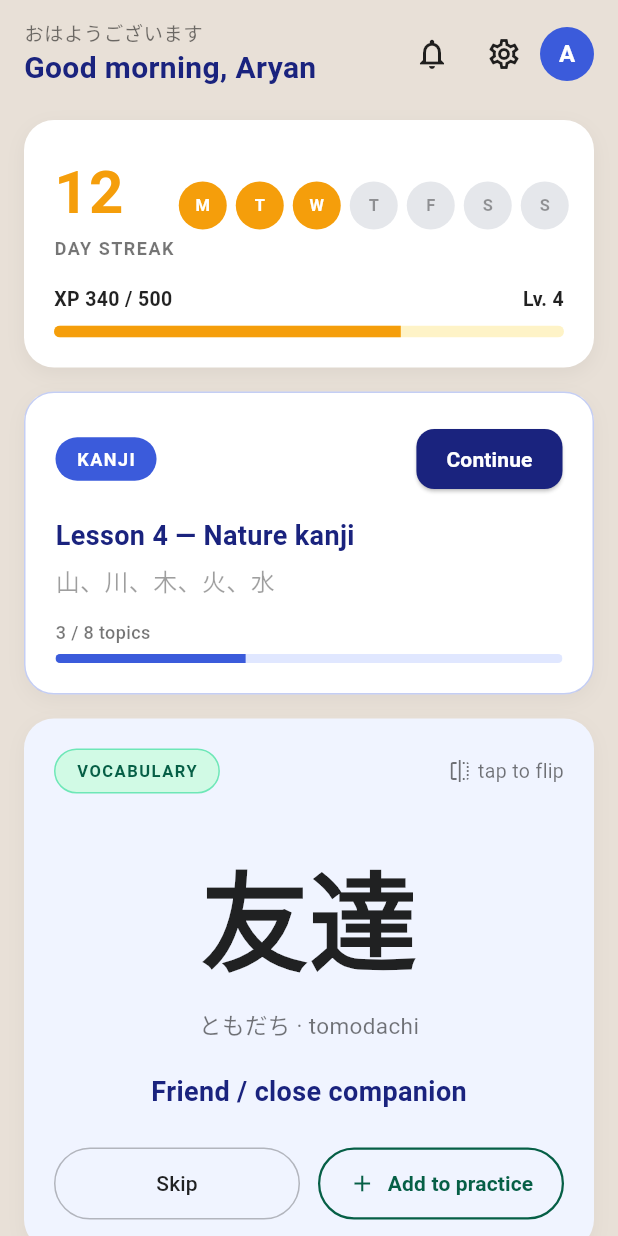
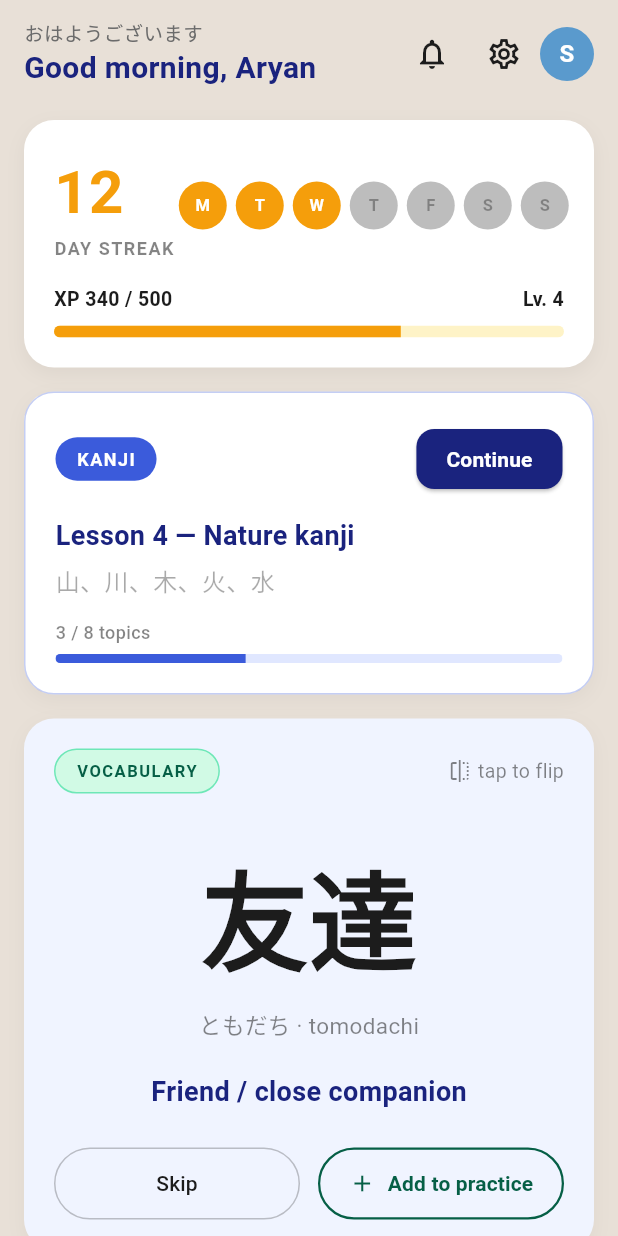
Before and after one commit to SumanBdrStha35/n5001, a Flutter app: the HomeScreen screen opened by its route, on a phone screen of 412 x 824 dp. Run offline on Flutter 3.47's test engine with Material 3 defaults, Android fonts, the phone set to English and light mode, and no system bars; our stand-ins replace isar, permission_handler, shared_preferences; accounts and stored records are empty; generated files the repository leaves out were written again.

Commit message:
add app-specific color palette for HomeScreen

```diff
--- a/lib/other/app_colors.dart
+++ b/lib/other/app_colors.dart
@@ -39,6 +39,34 @@ class AppColors {
   /// Main brand color
   static const Color primary = oceanBlue;
 
+  // =========================
+  // App-specific palette (HomeScreen)
+  // =========================
+
+  // Used in home_screen.dart
+  static const Color indigoPrimary = Color(0xFF1A237E);
+  static const Color amberStreak = Color(0xFFF59E0B);
+  static const Color blueBrand = Color(0xFF3B5BDB);
+  static const Color progressBg = Color(0xFFFEF3C7);
+  static const Color lessonProgressBg = Color(0xFFE0E7FF);
+  static const Color vocabCard = Color(0xFFF0F4FF);
+  static const Color vocabTagBg = Color(0xFFD1FAE5);
+  static const Color vocabTagBorder = Color(0xFF6EE7B7);
+  static const Color vocabTagText = Color(0xFF065F46);
+  static const Color vocabIcon = Color(0xFF065F46);
+  static const Color vocabElevatedText = Color(0xFF1A237E);
+  static const Color lightDividerText = Color(0xFF6B6B6B);
+  static const Color textMuted = Color(0xFF6B6B6B);
+  static const Color cardWhite = Color(0xFFFFFFFF);
+  static const Color cardWhiteSmoke = whiteSmoke;
+  static const Color black87 = Color(0xFF1C1C1C);
+  static const Color black54 = Color(0x8A1C1C1C);
+  static const Color black38 = Color(0x611C1C1C);
+  static const Color black26 = Color(0x421C1C1C);
+  static const Color black54Pure = Color(0x8A000000);
+  static const Color black38Pure = Color(0x61000000);
+  static const Color black26Pure = Color(0x42000000);
+
   /// Used for text on light background
   static const Color textPrimary = lightText;
 
--- a/lib/pages/screen/home_screen.dart
+++ b/lib/pages/screen/home_screen.dart
@@ -1,5 +1,6 @@
 import 'package:flutter/material.dart';
 
+import '../../other/app_colors.dart';
 import '../../other/app_colors_theme.dart';
 import '../../service/user_profile_service.dart';
 
@@ -49,7 +50,7 @@ class _HomeScreenState extends State<HomeScreen> {
           children: [
             const Text(
               'おはようございます',
-              style: TextStyle(fontSize: 13, color: Colors.black54),
+              style: TextStyle(fontSize: 13, color: AppColors.textSecondary),
             ),
             FutureBuilder<String?>(
               future: const UserProfileService().getCurrentUser().then(
@@ -66,7 +67,7 @@ class _HomeScreenState extends State<HomeScreen> {
                   style: const TextStyle(
                     fontSize: 20,
                     fontWeight: FontWeight.bold,
-                    color: Color(0xFF1A237E),
+                    color: AppColors.indigoPrimary,
                   ),
                 );
               },
@@ -76,23 +77,41 @@ class _HomeScreenState extends State<HomeScreen> {
         Row(
           children: [
             IconButton(
-              icon: const Icon(Icons.notifications_none, color: Colors.black87),
+              icon: const Icon(
+                Icons.notifications_none,
+                color: AppColors.black87,
+              ),
               onPressed: () {},
             ),
             IconButton(
-              icon: const Icon(Icons.settings_outlined, color: Colors.black87),
+              icon: const Icon(
+                Icons.settings_outlined,
+                color: AppColors.black87,
+              ),
               onPressed: () {},
             ),
-            const CircleAvatar(
-              backgroundColor: Color(0xFF3B5BDB),
-              radius: 18,
-              child: Text(
-                'A',
-                style: TextStyle(
-                  color: Colors.white,
-                  fontWeight: FontWeight.bold,
-                ),
+            FutureBuilder<String?>(
+              future: const UserProfileService().getCurrentUser().then(
+                (u) => u?.username,
               ),
+              builder: (context, snapshot) {
+                final username = snapshot.data?.trim() ?? '';
+                final initial = username.isNotEmpty
+                    ? username.characters.first.toUpperCase()
+                    : 'S';
+
+                return CircleAvatar(
+                  backgroundColor: AppColorsTheme.primary(context),
+                  radius: 18,
+                  child: Text(
+                    initial,
+                    style: const TextStyle(
+                      color: Colors.white,
+                      fontWeight: FontWeight.bold,
+                    ),
+                  ),
+                );
+              },
             ),
           ],
         ),
@@ -107,11 +126,11 @@ class _HomeScreenState extends State<HomeScreen> {
     return Container(
       padding: const EdgeInsets.all(20),
       decoration: BoxDecoration(
-        color: Colors.white,
+        color: AppColors.cardWhite,
         borderRadius: BorderRadius.circular(20),
         boxShadow: [
           BoxShadow(
-            color: Colors.black.withValues(alpha: 0.05),
+            color: AppColors.black54Pure.withValues(alpha: 0.05),
             blurRadius: 10,
             offset: const Offset(0, 4),
           ),
@@ -131,7 +150,7 @@ class _HomeScreenState extends State<HomeScreen> {
                     style: TextStyle(
                       fontSize: 40,
                       fontWeight: FontWeight.bold,
-                      color: Color(0xFFF59E0B),
+                      color: AppColors.amberStreak,
                     ),
                   ),
                   const Text(
@@ -139,7 +158,7 @@ class _HomeScreenState extends State<HomeScreen> {
                     style: TextStyle(
                       fontSize: 12,
                       fontWeight: FontWeight.w600,
-                      color: Colors.black54,
+                      color: AppColors.black54,
                       letterSpacing: 1,
                     ),
                   ),
@@ -147,21 +166,20 @@ class _HomeScreenState extends State<HomeScreen> {
               ),
               Row(
                 children: List.generate(days.length, (index) {
+                  final isActive = activeDays[index];
                   return Padding(
                     padding: const EdgeInsets.symmetric(horizontal: 3),
                     child: CircleAvatar(
                       radius: 16,
-                      backgroundColor: activeDays[index]
-                          ? const Color(0xFFF59E0B)
-                          : const Color(0xFFE5E7EB),
+                      backgroundColor: isActive
+                          ? AppColors.amberStreak
+                          : AppColors.black26Pure,
                       child: Text(
                         days[index],
                         style: TextStyle(
                           fontSize: 11,
                           fontWeight: FontWeight.bold,
-                          color: activeDays[index]
-                              ? Colors.white
-                              : Colors.black38,
+                          color: isActive ? Colors.white : AppColors.black38,
                         ),
                       ),
                     ),
@@ -179,7 +197,7 @@ class _HomeScreenState extends State<HomeScreen> {
                 style: TextStyle(
                   fontSize: 13,
                   fontWeight: FontWeight.w600,
-                  color: Colors.black87,
+                  color: AppColors.black87,
                 ),
               ),
               Text(
@@ -187,7 +205,7 @@ class _HomeScreenState extends State<HomeScreen> {
                 style: TextStyle(
                   fontSize: 13,
                   fontWeight: FontWeight.bold,
-                  color: Colors.black87,
+                  color: AppColors.black87,
                 ),
               ),
             ],
@@ -197,9 +215,9 @@ class _HomeScreenState extends State<HomeScreen> {
             borderRadius: BorderRadius.circular(10),
             child: LinearProgressIndicator(
               value: 340 / 500,
-              backgroundColor: const Color(0xFFFEF3C7),
+              backgroundColor: AppColors.progressBg,
               valueColor: const AlwaysStoppedAnimation<Color>(
-                Color(0xFFF59E0B),
+                AppColors.amberStreak,
               ),
               minHeight: 8,
             ),
@@ -213,14 +231,12 @@ class _HomeScreenState extends State<HomeScreen> {
     return Container(
       padding: const EdgeInsets.all(20),
       decoration: BoxDecoration(
-        color: Colors.white,
+        color: AppColors.cardWhite,
         borderRadius: BorderRadius.circular(20),
-        border: Border.all(
-          color: const Color(0xFF3B5BDB).withValues(alpha: 0.3),
-        ),
+        border: Border.all(color: AppColors.blueBrand.withValues(alpha: 0.3)),
         boxShadow: [
           BoxShadow(
-            color: Colors.black.withValues(alpha: 0.04),
+            color: AppColors.black54Pure.withValues(alpha: 0.04),
             blurRadius: 10,
             offset: const Offset(0, 4),
           ),
@@ -238,7 +254,7 @@ class _HomeScreenState extends State<HomeScreen> {
                   vertical: 6,
                 ),
                 decoration: BoxDecoration(
-                  color: const Color(0xFF3B5BDB),
+                  color: AppColors.blueBrand,
                   borderRadius: BorderRadius.circular(20),
                 ),
                 child: const Text(
@@ -254,7 +270,7 @@ class _HomeScreenState extends State<HomeScreen> {
               ElevatedButton(
                 onPressed: () {},
                 style: ElevatedButton.styleFrom(
-                  backgroundColor: const Color(0xFF1A237E),
+                  backgroundColor: AppColors.indigoPrimary,
                   foregroundColor: Colors.white,
                   shape: RoundedRectangleBorder(
                     borderRadius: BorderRadius.circular(12),
@@ -277,20 +293,20 @@ class _HomeScreenState extends State<HomeScreen> {
             style: TextStyle(
               fontSize: 18,
               fontWeight: FontWeight.bold,
-              color: Color(0xFF1A237E),
+              color: AppColors.indigoPrimary,
             ),
           ),
           const SizedBox(height: 6),
           const Text(
             '山、川、木、火、水',
-            style: TextStyle(fontSize: 16, color: Colors.black38),
+            style: TextStyle(fontSize: 16, color: AppColors.black38),
           ),
           const SizedBox(height: 14),
           const Text(
             '3 / 8 topics',
             style: TextStyle(
               fontSize: 12,
-              color: Colors.black54,
+              color: AppColors.black54,
               fontWeight: FontWeight.w500,
             ),
           ),
@@ -299,9 +315,9 @@ class _HomeScreenState extends State<HomeScreen> {
             borderRadius: BorderRadius.circular(10),
             child: LinearProgressIndicator(
               value: 3 / 8,
-              backgroundColor: const Color(0xFFE0E7FF),
+              backgroundColor: AppColors.lessonProgressBg,
               valueColor: const AlwaysStoppedAnimation<Color>(
-                Color(0xFF3B5BDB),
+                AppColors.blueBrand,
               ),
               minHeight: 6,
             ),
@@ -315,11 +331,11 @@ class _HomeScreenState extends State<HomeScreen> {
     return Container(
       padding: const EdgeInsets.all(20),
       decoration: BoxDecoration(
-        color: const Color(0xFFF0F4FF),
+        color: AppColors.vocabCard,
         borderRadius: BorderRadius.circular(20),
         boxShadow: [
           BoxShadow(
-            color: Colors.black.withValues(alpha: 0.04),
+            color: AppColors.black54Pure.withValues(alpha: 0.04),
             blurRadius: 10,
             offset: const Offset(0, 4),
           ),
@@ -336,14 +352,14 @@ class _HomeScreenState extends State<HomeScreen> {
                   vertical: 6,
                 ),
                 decoration: BoxDecoration(
-                  color: const Color(0xFFD1FAE5),
+                  color: AppColors.vocabTagBg,
                   borderRadius: BorderRadius.circular(20),
-                  border: Border.all(color: const Color(0xFF6EE7B7)),
+                  border: Border.all(color: AppColors.vocabTagBorder),
                 ),
                 child: const Text(
                   'VOCABULARY',
                   style: TextStyle(
-                    color: Color(0xFF065F46),
+                    color: AppColors.vocabTagText,
                     fontSize: 11,
                     fontWeight: FontWeight.bold,
                     letterSpacing: 1,
@@ -351,12 +367,12 @@ class _HomeScreenState extends State<HomeScreen> {
                 ),
               ),
               Row(
-                children: const [
-                  Icon(Icons.flip, size: 16, color: Colors.black54),
-                  SizedBox(width: 4),
-                  Text(
+                children: [
+                  Icon(Icons.flip, size: 16, color: AppColors.black54),
+                  const SizedBox(width: 4),
+                  const Text(
                     'tap to flip',
-                    style: TextStyle(color: Colors.black54, fontSize: 13),
+                    style: TextStyle(color: AppColors.black54, fontSize: 13),
                   ),
                 ],
               ),
@@ -368,13 +384,13 @@ class _HomeScreenState extends State<HomeScreen> {
             style: TextStyle(
               fontSize: 72,
               fontWeight: FontWeight.bold,
-              color: Colors.black87,
+              color: AppColors.black87,
             ),
           ),
           const SizedBox(height: 10),
           const Text(
             'ともだち · tomodachi',
-            style: TextStyle(fontSize: 15, color: Colors.black54),
+            style: TextStyle(fontSize: 15, color: AppColors.black54),
           ),
           const SizedBox(height: 20),
           const Text(
@@ -382,7 +398,7 @@ class _HomeScreenState extends State<HomeScreen> {
             style: TextStyle(
               fontSize: 18,
               fontWeight: FontWeight.bold,
-              color: Color(0xFF1A237E),
+              color: AppColors.indigoPrimary,
             ),
           ),
           const SizedBox(height: 24),
@@ -392,7 +408,7 @@ class _HomeScreenState extends State<HomeScreen> {
                 child: OutlinedButton(
                   onPressed: () {},
                   style: OutlinedButton.styleFrom(
-                    side: const BorderSide(color: Colors.black26),
+                    side: BorderSide(color: AppColors.black26),
                     shape: RoundedRectangleBorder(
                       borderRadius: BorderRadius.circular(30),
                     ),
@@ -401,7 +417,7 @@ class _HomeScreenState extends State<HomeScreen> {
                   child: const Text(
                     'Skip',
                     style: TextStyle(
-                      color: Colors.black87,
+                      color: AppColors.black87,
                       fontWeight: FontWeight.w500,
                     ),
                   ),
@@ -411,17 +427,17 @@ class _HomeScreenState extends State<HomeScreen> {
               Expanded(
                 child: OutlinedButton.icon(
                   onPressed: () {},
-                  icon: const Icon(Icons.add, color: Color(0xFF065F46)),
+                  icon: const Icon(Icons.add, color: AppColors.vocabIcon),
                   label: const Text(
                     'Add to practice',
                     style: TextStyle(
-                      color: Color(0xFF065F46),
+                      color: AppColors.vocabIcon,
                       fontWeight: FontWeight.w600,
                     ),
                   ),
                   style: OutlinedButton.styleFrom(
                     side: const BorderSide(
-                      color: Color(0xFF065F46),
+                      color: AppColors.vocabIcon,
                       width: 1.5,
                     ),
                     shape: RoundedRectangleBorder(
@@ -447,7 +463,7 @@ class _HomeScreenState extends State<HomeScreen> {
           style: TextStyle(
             fontSize: 13,
             fontWeight: FontWeight.bold,
-            color: Colors.black54,
+            color: AppColors.black54,
             letterSpacing: 1,
           ),
         ),
@@ -470,11 +486,11 @@ class _HomeScreenState extends State<HomeScreen> {
       child: Container(
         padding: const EdgeInsets.symmetric(vertical: 20),
         decoration: BoxDecoration(
-          color: Colors.white,
+          color: AppColors.cardWhite,
           borderRadius: BorderRadius.circular(16),
           boxShadow: [
             BoxShadow(
-              color: Colors.black.withValues(alpha: 0.04),
+              color: AppColors.black54Pure.withValues(alpha: 0.04),
               blurRadius: 8,
               offset: const Offset(0, 3),
             ),
@@ -487,7 +503,7 @@ class _HomeScreenState extends State<HomeScreen> {
               style: const TextStyle(
                 fontSize: 26,
                 fontWeight: FontWeight.bold,
-                color: Colors.black87,
+                color: AppColors.black87,
               ),
             ),
             const SizedBox(height: 4),
@@ -496,7 +512,7 @@ class _HomeScreenState extends State<HomeScreen> {
               textAlign: TextAlign.center,
               style: const TextStyle(
                 fontSize: 12,
-                color: Colors.black54,
+                color: AppColors.black54,
                 height: 1.4,
               ),
             ),
@@ -515,7 +531,7 @@ class _HomeScreenState extends State<HomeScreen> {
           style: TextStyle(
             fontSize: 13,
             fontWeight: FontWeight.bold,
-            color: Colors.black54,
+            color: AppColors.black54,
             letterSpacing: 1,
           ),
         ),
@@ -544,11 +560,11 @@ class _HomeScreenState extends State<HomeScreen> {
       child: Container(
         padding: const EdgeInsets.symmetric(horizontal: 20, vertical: 18),
         decoration: BoxDecoration(
-          color: Colors.white,
+          color: AppColors.cardWhite,
           borderRadius: BorderRadius.circular(16),
           boxShadow: [
             BoxShadow(
-              color: Colors.black.withValues(alpha: 0.04),
+              color: AppColors.black54Pure.withValues(alpha: 0.04),
               blurRadius: 8,
               offset: const Offset(0, 3),
             ),
@@ -556,14 +572,14 @@ class _HomeScreenState extends State<HomeScreen> {
         ),
         child: Row(
           children: [
-            Icon(icon, color: const Color(0xFF3B5BDB), size: 24),
+            Icon(icon, color: AppColors.blueBrand, size: 24),
             const SizedBox(width: 12),
             Text(
               label,
               style: const TextStyle(
                 fontSize: 15,
                 fontWeight: FontWeight.w600,
-                color: Colors.black87,
+                color: AppColors.black87,
               ),
             ),
           ],
```
